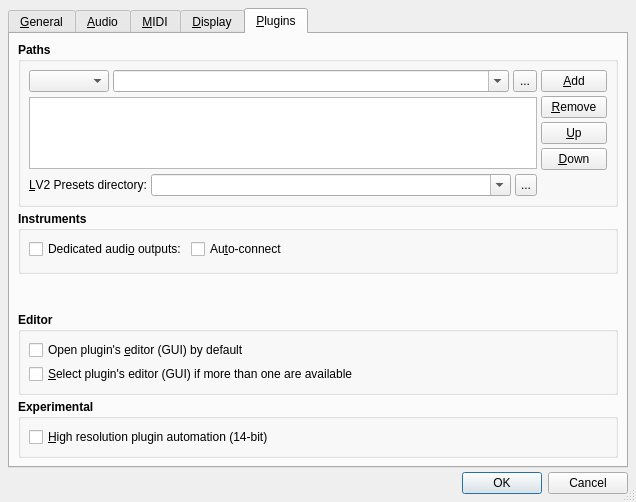
rncbc/qtractor, file src/qtractorOptionsForm.ui: the form before one commit.
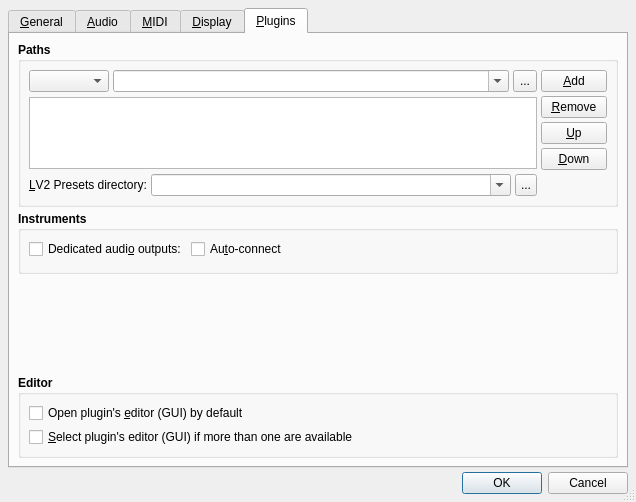
The form after the commit. The open tabs and pages were chosen to show the change. Icons and pictures are not drawn. Custom widgets are drawn as their Qt base class.

Commit message: - Experimental / High resolution plugin automation (14-bit) options   is now also removed from View > Options... > Plugins dialog.

```diff
--- a/src/qtractorOptionsForm.ui
+++ b/src/qtractorOptionsForm.ui
@@ -3611,59 +3611,6 @@
          </layout>
         </widget>
        </item>
-       <item>
-        <widget class="QGroupBox" name="PluginsExperimentalGroupBox">
-         <property name="font">
-          <font>
-           <weight>75</weight>
-           <bold>true</bold>
-          </font>
-         </property>
-         <property name="title">
-          <string>Experimental</string>
-         </property>
-         <property name="flat">
-          <bool>true</bool>
-         </property>
-         <layout class="QGridLayout">
-          <property name="margin">
-           <number>8</number>
-          </property>
-          <property name="spacing">
-           <number>4</number>
-          </property>
-          <item row="0" column="0">
-           <widget class="QCheckBox" name="SaveCurve14bitCheckBox">
-            <property name="font">
-             <font>
-              <weight>50</weight>
-              <bold>false</bold>
-             </font>
-            </property>
-            <property name="toolTip">
-             <string>Whether to save plugin automation with higher resolution (14-bit)</string>
-            </property>
-            <property name="text">
-             <string>&amp;High resolution plugin automation (14-bit)</string>
-            </property>
-           </widget>
-          </item>
-          <item row="0" column="1">
-           <spacer>
-            <property name="orientation">
-             <enum>Qt::Horizontal</enum>
-            </property>
-            <property name="sizeHint">
-             <size>
-              <width>20</width>
-              <height>20</height>
-             </size>
-            </property>
-           </spacer>
-          </item>
-         </layout>
-        </widget>
-       </item>
       </layout>
      </widget>
     </widget>
```
Left out of the diff: 3 changed lines with no effect on the pictures. The commit also changes 11 other files.
